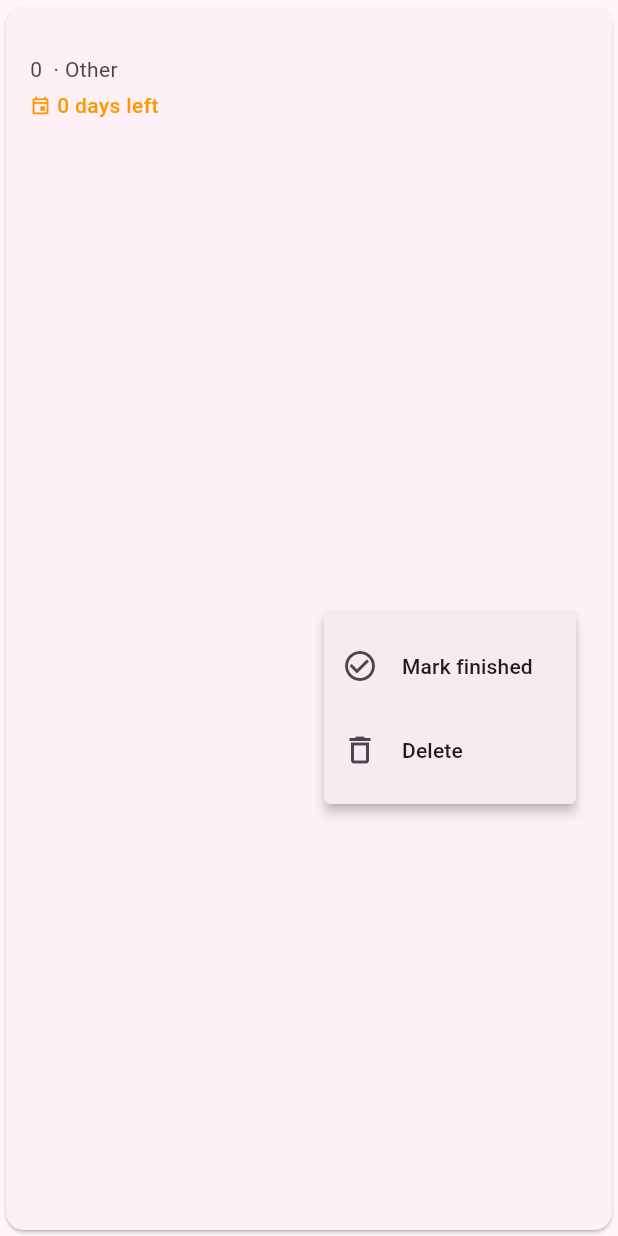
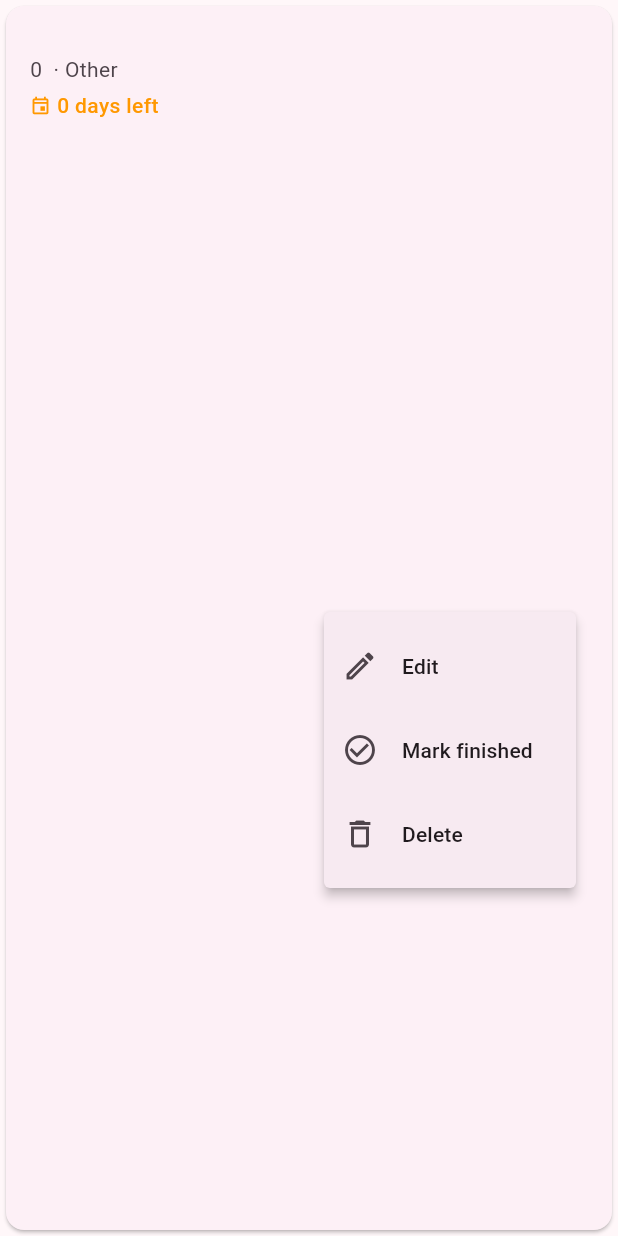
Before and after one commit to ynshvrh/v-fridge-mobile, a Flutter app: the _ProductTile widget shown alone on an empty page, opened directly with empty values, after a tap on the "more vert" icon, on a phone screen of 412 x 824 dp. Run offline on Flutter 3.47's test engine with Material 3 defaults, Android fonts, the light colour scheme and no system bars; our stand-ins replace dio, flutter_riverpod, flutter_secure_storage, google_sign_in, shared_preferences; missing offline and left inert: mobile_scanner; accounts and stored records are empty; network calls fail.

Commit message:
feat: full product editing on the dashboard
The dashboard's popup menu used to only support Mark finished /
Delete. Add an Edit entry that reuses the AddProductSheet, now
re-entrant for both 'add new' and 'edit existing' flows.

- lib/screens/dashboard/add_product_sheet.dart accepts an optional
  Product 'existing'. When set, the form starts pre-filled and the
  submit handler PATCHes instead of POSTs, only sending fields
  whose value differs from the loaded product (so the user doesn't
  accidentally re-trigger server-side validation on unchanged
  values). The Scan-barcode shortcut is hidden in edit mode.
- lib/screens/dashboard/dashboard_screen.dart wires Edit into the
  popup menu and also makes the tile itself tappable, so the
  natural gesture (tap a card) opens the editor.
- lib/api/services.dart: ProductsService.patch grew name /
  description / unit / expiryDate / clearExpiry parameters and
  now returns the updated Product. Handles the special
  {success:true, removed:true} shape the API returns when quantity
  drops to 0 by synthesising a zero-quantity product so callers
  can detect the removal.

```diff
--- a/lib/screens/dashboard/dashboard_screen.dart
+++ b/lib/screens/dashboard/dashboard_screen.dart
@@ -36,6 +36,15 @@ class _DashboardScreenState extends ConsumerState<DashboardScreen> {
     if (created != null) _reload();
   }
 
+  Future<void> _edit(Product p) async {
+    final updated = await showModalBottomSheet<Product>(
+      context: context,
+      isScrollControlled: true,
+      builder: (_) => AddProductSheet(existing: p),
+    );
+    if (updated != null) _reload();
+  }
+
   Future<void> _delete(Product p) async {
     final ok = await showDialog<bool>(
       context: context,
@@ -59,7 +68,7 @@ class _DashboardScreenState extends ConsumerState<DashboardScreen> {
   Future<void> _consume(Product p) async {
     try {
       await ref.read(productsServiceProvider).patch(p.id, quantity: 0);
-      _reload();
+      if (mounted) _reload();
       if (mounted) {
         ScaffoldMessenger.of(context).showSnackBar(SnackBar(content: Text('"${p.name}" finished — logged')));
       }
@@ -95,6 +104,8 @@ class _DashboardScreenState extends ConsumerState<DashboardScreen> {
                   padding: const EdgeInsets.fromLTRB(16, 4, 16, 4),
                   child: _ProductTile(
                     product: p,
+                    onTap: () => _edit(p),
+                    onEdit: () => _edit(p),
                     onDelete: () => _delete(p),
                     onConsume: () => _consume(p),
                   ),
@@ -114,8 +125,16 @@ class _DashboardScreenState extends ConsumerState<DashboardScreen> {
 }
 
 class _ProductTile extends StatelessWidget {
-  const _ProductTile({required this.product, required this.onDelete, required this.onConsume});
+  const _ProductTile({
+    required this.product,
+    required this.onTap,
+    required this.onEdit,
+    required this.onDelete,
+    required this.onConsume,
+  });
   final Product product;
+  final VoidCallback onTap;
+  final VoidCallback onEdit;
   final VoidCallback onDelete;
   final VoidCallback onConsume;
 
@@ -124,6 +143,7 @@ class _ProductTile extends StatelessWidget {
     final freshness = _freshness(product.expiryDate);
     return Card(
       child: ListTile(
+        onTap: onTap,
         title: Text(product.name, style: const TextStyle(fontWeight: FontWeight.w600)),
         subtitle: Column(
           crossAxisAlignment: CrossAxisAlignment.start,
@@ -141,10 +161,12 @@ class _ProductTile extends StatelessWidget {
         ),
         trailing: PopupMenuButton<String>(
           onSelected: (v) {
+            if (v == 'edit') onEdit();
             if (v == 'delete') onDelete();
             if (v == 'consume') onConsume();
           },
           itemBuilder: (_) => const [
+            PopupMenuItem(value: 'edit', child: ListTile(leading: Icon(Icons.edit_outlined), title: Text('Edit'))),
             PopupMenuItem(value: 'consume', child: ListTile(leading: Icon(Icons.check_circle_outline), title: Text('Mark finished'))),
             PopupMenuItem(value: 'delete', child: ListTile(leading: Icon(Icons.delete_outline), title: Text('Delete'))),
           ],
```
Also changed, not shown: lib/api/services.dart (+30 -5 lines), lib/screens/dashboard/add_product_sheet.dart (+54 -12 lines).
